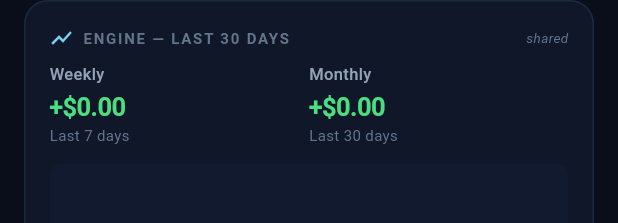
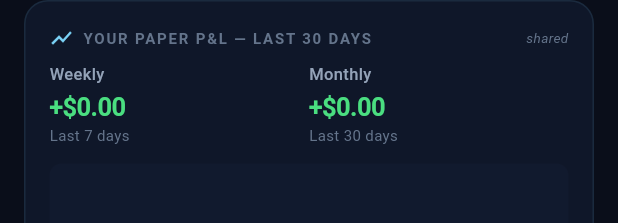
Before and after one commit to mkmk749278/lumin-app, a Flutter app: the _PnlChartCard widget shown alone on an empty page, opened directly with empty values, on a phone screen of 412 x 824 dp. Shown: the top 223 px of the screen. Run offline on Flutter 3.47's test engine with Material 3 defaults, Android fonts, the phone set to English and light mode, and no system bars; our stand-ins replace dio, firebase_auth, firebase_core, flutter_secure_storage, open_filex, package_info_plus and 2 more; accounts and stored records are empty; network calls fail.

Commit message:
fix(pulse): label P&L chart "YOUR PAPER P&L" not "ENGINE" (#69)
The 30d P&L chart on the Pulse page was labelled "ENGINE — LAST 30 DAYS"
because the engine endpoint actually returned engine-wide
pnl_history.json. That paired with the in-app "PAPER P&L TODAY" tile
above it to produce owner-reported confusion 2026-05-24: the chart looked
operator-wide but the tile claimed it was the subscriber's own ledger,
and neither matched what the subscriber would see if they kept clean
records of their own subscription period.

Engine-side companion PR fixes /api/pnl/history to filter the paper
series by the caller's subscription windows (subscription-windows
pattern from PR #478, now extended to the pnl_history endpoint). With
that landed, this label rename truthfully describes what the chart
shows: trades that closed while THIS user had paper auto-trade on.

Doc comment on _PnlChartCard updated to record the per-user scope so
future readers don't reintroduce the engine-wide assumption.

Co-authored-by: Claude <noreply@anthropic.com>

```diff
--- a/lib/features/pulse/pulse_page.dart
+++ b/lib/features/pulse/pulse_page.dart
@@ -660,8 +660,12 @@ class _DailyLossBudgetCard extends StatelessWidget {
 /// 30-day P&L chart + weekly/monthly summary header.
 ///
 /// Owner audit (2026-05-08): "Daily, Weekly and monthly PnL along Daily PnL
-/// Chat".  Sources from the engine's persistent ``pnl_history.json`` ledger
-/// via the ``/api/pnl/history`` endpoint (engine PR #338).
+/// Chat".  Sources from ``/api/pnl/history`` (engine PR #338); since
+/// 2026-05-24 the engine filters the paper series per user by their
+/// paper-subscription windows when the caller carries a user_id token,
+/// so the chart shows trades that closed while THIS user had paper
+/// auto-trade on — not engine-wide. Label was renamed from
+/// "ENGINE — LAST 30 DAYS" to make the per-user scope explicit.
 class _PnlChartCard extends StatelessWidget {
   const _PnlChartCard({required this.history});
   final PnlHistory history;
@@ -681,7 +685,7 @@ class _PnlChartCard extends StatelessWidget {
                 SizedBox(width: 6),
                 Expanded(
                   child: Text(
-                    'ENGINE — LAST 30 DAYS',
+                    'YOUR PAPER P&L — LAST 30 DAYS',
                     style: TextStyle(
                       color: LuminColors.textMuted,
                       fontSize: 10,
```
